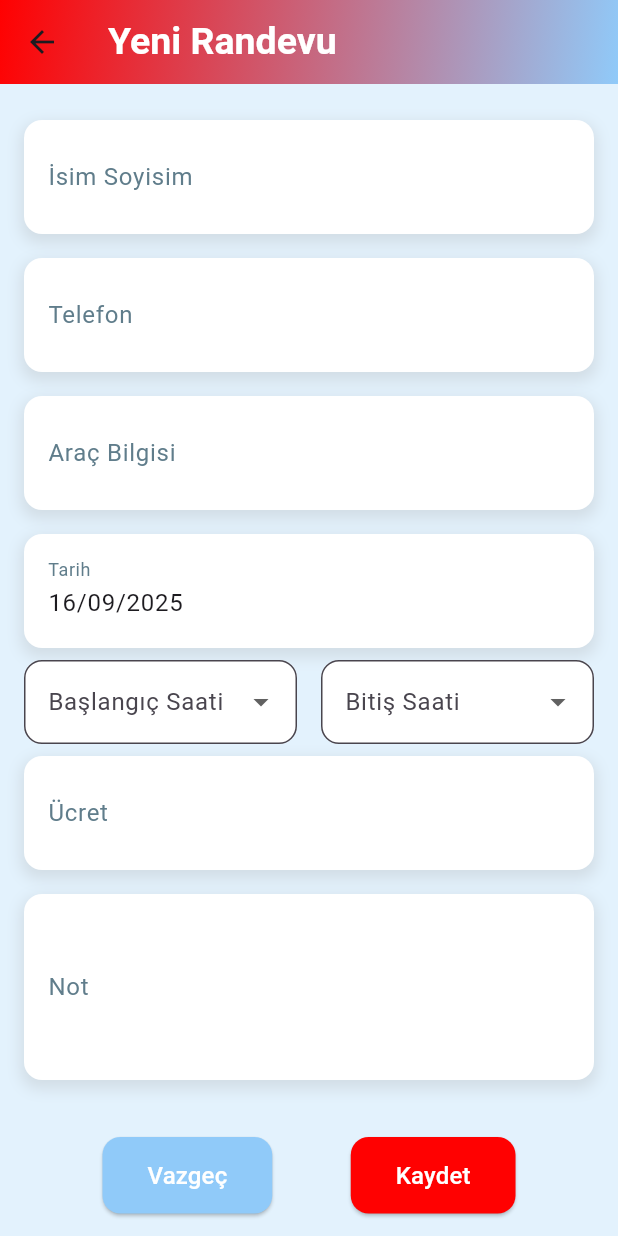
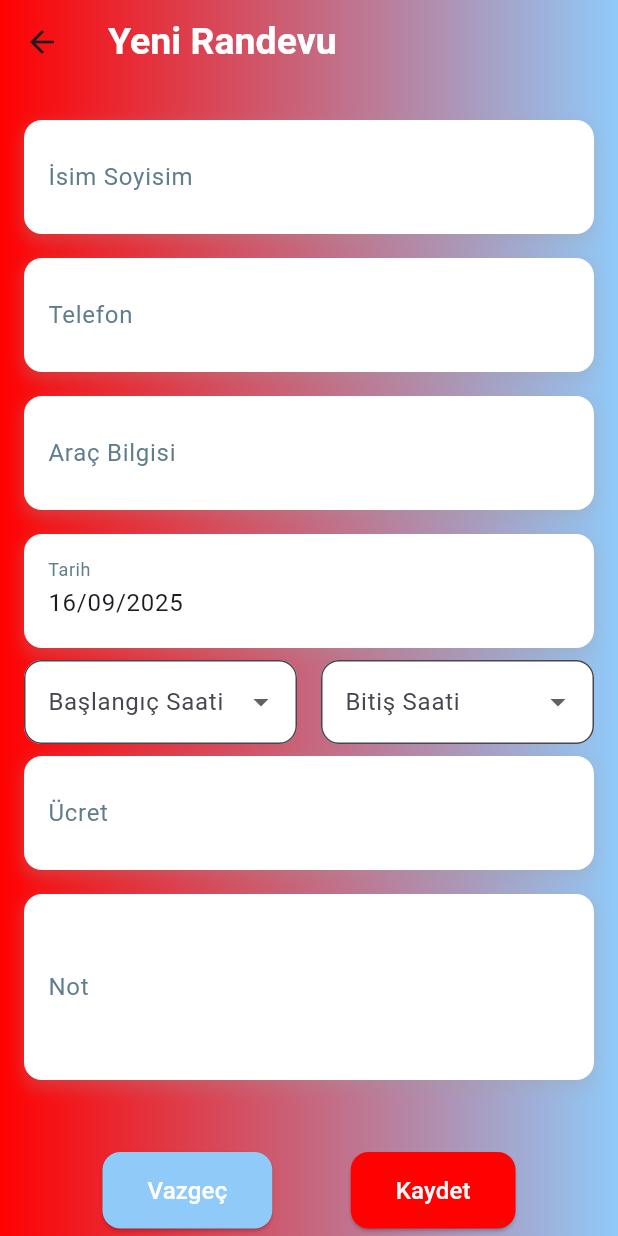
Before and after one commit to uluckabd/car_wash, a Flutter app: the screen it shows after launch, after a tap on the "add" icon, on a phone screen of 412 x 824 dp. Run offline on Flutter 3.47's test engine with Material 3 defaults, Android fonts, the phone set to English and light mode, and no system bars; our stand-ins replace mask_text_input_formatter, sqflite, syncfusion_flutter_charts; accounts and stored records are empty.

Commit message:
sayfa tasarımları düzenlendi

```diff
--- a/lib/AddAppointmentpage.dart
+++ b/lib/AddAppointmentpage.dart
@@ -166,12 +166,20 @@ class _AddAppointmentScreenState extends State<AddAppointmentScreen> {
             gradient: LinearGradient(
               colors: [Color(0xFFFF0101), Color(0xFF90CAF9)],
               begin: Alignment.topLeft,
-              end: Alignment.bottomRight,
+              end: Alignment.topRight,
             ),
           ),
         ),
       ),
-      body: SingleChildScrollView(
+      body: Container(
+        decoration: const BoxDecoration(
+          gradient: LinearGradient(
+            colors: [Color(0xFFFF0101), Color(0xFF90CAF9)],
+            begin: Alignment.topLeft,
+            end: Alignment.topRight,
+          ),
+        ),
+        child: SingleChildScrollView(
           padding: const EdgeInsets.all(16),
           child: Column(
             children: [
@@ -203,8 +211,10 @@ class _AddAppointmentScreenState extends State<AddAppointmentScreen> {
                       value: _startTime,
                       items: _timeSlots
                           .map(
-                          (time) =>
-                              DropdownMenuItem(value: time, child: Text(time)),
+                            (time) => DropdownMenuItem(
+                              value: time,
+                              child: Text(time),
+                            ),
                           )
                           .toList(),
                       onChanged: (val) {
@@ -232,8 +242,10 @@ class _AddAppointmentScreenState extends State<AddAppointmentScreen> {
                       value: _endTime,
                       items: filteredEndTimes
                           .map(
-                          (time) =>
-                              DropdownMenuItem(value: time, child: Text(time)),
+                            (time) => DropdownMenuItem(
+                              value: time,
+                              child: Text(time),
+                            ),
                           )
                           .toList(),
                       onChanged: (val) => setState(() => _endTime = val),
@@ -251,7 +263,7 @@ class _AddAppointmentScreenState extends State<AddAppointmentScreen> {
                 maxLines: 3,
                 controller: notController,
               ),
-            const SizedBox(height: 30),
+              const SizedBox(height: 40),
               Row(
                 mainAxisAlignment: MainAxisAlignment.spaceEvenly,
                 children: [
@@ -377,7 +389,9 @@ class _AddAppointmentScreenState extends State<AddAppointmentScreen> {
                   ),
                 ],
               ),
+              SizedBox(height: 40),
             ],
+          ),
         ),
       ),
     );
--- a/lib/ArchiveScreen.dart
+++ b/lib/ArchiveScreen.dart
@@ -1,5 +1,8 @@
 import 'package:flutter/material.dart';
 import 'database_service.dart';
+
+const Color primaryColor = Color.fromRGBO(255, 1, 1, 1);
+const Color secondaryColor = Color(0xFF90CAF9);
 
 class ArchiveScreen extends StatelessWidget {
   final List<Map<String, dynamic>> randevular;
@@ -67,7 +70,16 @@ class ArchiveScreen extends StatelessWidget {
   Widget build(BuildContext context) {
     final ayGruplari = groupByMonth();
 
-    return ListView(
+    return Scaffold(
+      body: Container(
+        decoration: const BoxDecoration(
+          gradient: LinearGradient(
+            colors: [primaryColor, secondaryColor],
+            begin: Alignment.topLeft,
+            end: Alignment.topRight,
+          ),
+        ),
+        child: ListView(
           children: List.generate(12, (index) {
             final monthNumber = index + 1;
             final monthName = getMonthName(monthNumber);
@@ -79,7 +91,10 @@ class ArchiveScreen extends StatelessWidget {
               child: ExpansionTile(
                 title: Text(
                   '$monthName (${ayRandevulari.length} randevu - Toplam: ${toplamUcret.toStringAsFixed(2)}₺)',
-              style: const TextStyle(fontSize: 18, fontWeight: FontWeight.bold),
+                  style: const TextStyle(
+                    fontSize: 18,
+                    fontWeight: FontWeight.bold,
+                  ),
                 ),
                 children: ayRandevulari.isEmpty
                     ? [const ListTile(title: Text('Bu ayda randevu yok'))]
@@ -93,7 +108,9 @@ class ArchiveScreen extends StatelessWidget {
                               children: gunEntry.value.map((r) {
                                 return ListTile(
                                   leading: const Icon(Icons.access_time),
-                              title: Text('${r['baslangic']} - ${r['bitis']}'),
+                                  title: Text(
+                                    '${r['baslangic']} - ${r['bitis']}',
+                                  ),
                                   subtitle: Text(
                                     '${r['isimSoyisim']} - ${r['telefon']} - ${r['arac']}',
                                   ),
@@ -108,6 +125,8 @@ class ArchiveScreen extends StatelessWidget {
               ),
             );
           }),
+        ),
+      ),
     );
   }
 }
```
Also changed, not shown: lib/charts_page.dart (+18 -3 lines), lib/reportchartspage.dart (+12 -2 lines). Lines whose indentation alone changed are shown as unchanged.
